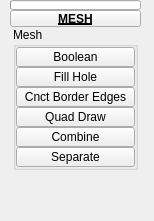
Before: the Qt Designer form tentacle/ui/uiLevel_3/polygons_mesh.ui in m3trik/tentacle, drawn with Qt 5.
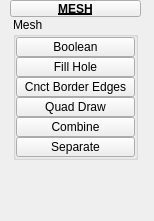
After: the same form once the commit is applied. Custom widgets are drawn as their Qt base class.

Diff of the .ui file:
```diff
--- a/tentacle/ui/uiLevel_3/polygons_mesh.ui
+++ b/tentacle/ui/uiLevel_3/polygons_mesh.ui
@@ -156,34 +156,35 @@
       <number>0</number>
      </property>
      <item row="0" column="1" colspan="2">
-      <widget class="ProgressBar" name="progressBar">
-       <property name="sizePolicy">
-        <sizepolicy hsizetype="Ignored" vsizetype="Fixed">
-         <horstretch>0</horstretch>
-         <verstretch>0</verstretch>
-        </sizepolicy>
-       </property>
+      <widget class="PushButtonDraggable" name="draggable_header">
        <property name="minimumSize">
         <size>
-         <width>0</width>
-         <height>10</height>
+         <width>19</width>
+         <height>17</height>
         </size>
        </property>
        <property name="maximumSize">
         <size>
-         <width>16777215</width>
-         <height>10</height>
+         <width>999</width>
+         <height>17</height>
         </size>
        </property>
-       <property name="value">
-        <number>0</number>
+       <property name="font">
+        <font>
+         <weight>75</weight>
+         <bold>true</bold>
+         <underline>true</underline>
+        </font>
        </property>
-       <property name="textVisible">
-        <bool>false</bool>
+       <property name="text">
+        <string>MESH</string>
+       </property>
+       <property name="checkable">
+        <bool>true</bool>
        </property>
       </widget>
      </item>
-     <item row="2" column="1" colspan="2">
+     <item row="1" column="1" colspan="2">
       <layout class="QHBoxLayout" name="horizontalLayout">
        <item>
         <layout class="QVBoxLayout" name="verticalLayout">
@@ -429,35 +430,6 @@
        </item>
       </layout>
      </item>
-     <item row="1" column="1" colspan="2">
-      <widget class="PushButtonDraggable" name="draggable_header">
-       <property name="minimumSize">
-        <size>
-         <width>19</width>
-         <height>17</height>
-        </size>
-       </property>
-       <property name="maximumSize">
-        <size>
-         <width>999</width>
-         <height>17</height>
-        </size>
-       </property>
-       <property name="font">
-        <font>
-         <weight>75</weight>
-         <bold>true</bold>
-         <underline>true</underline>
-        </font>
-       </property>
-       <property name="text">
-        <string>MESH</string>
-       </property>
-       <property name="checkable">
-        <bool>true</bool>
-       </property>
-      </widget>
-     </item>
     </layout>
    </widget>
   </widget>
@@ -468,11 +440,6 @@
    <extends>QPushButton</extends>
    <header>widgets.pushbuttondraggable.h</header>
   </customwidget>
-  <customwidget>
-   <class>ProgressBar</class>
-   <extends>QProgressBar</extends>
-   <header>widgets.progressbar.h</header>
-  </customwidget>
   <customwidget>
    <class>PushButton</class>
    <extends>QPushButton</extends>
```
